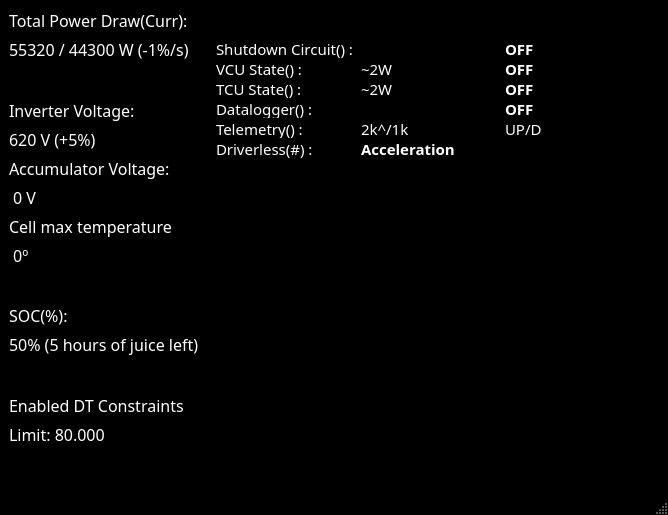
This is src/voidsterdebugwindow.ui in FSLART/volante_alpha_qt as Qt 5 draws it before an edit. The edited form follows.
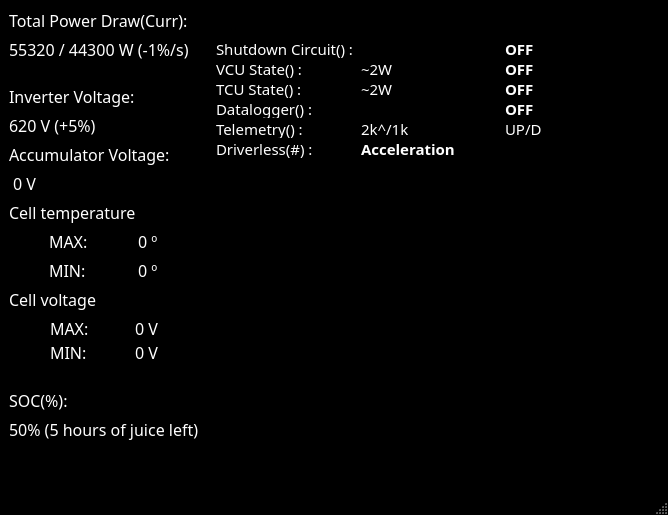
This is the edited form. Custom widgets are drawn as their Qt base class.

Commit message: compile banana

What changed in the file:
```diff
--- a/src/voidsterdebugwindow.ui
+++ b/src/voidsterdebugwindow.ui
@@ -490,10 +490,63 @@
           <property name="sizeConstraint">
            <enum>QLayout::SetDefaultConstraint</enum>
           </property>
+          <item row="10" column="0">
+           <layout class="QGridLayout" name="gridLayout_6">
+            <property name="spacing">
+             <number>1</number>
+            </property>
+            <item row="1" column="0">
+             <widget class="QLabel" name="cell_voltage_min_Prefix">
+              <property name="sizePolicy">
+               <sizepolicy hsizetype="Fixed" vsizetype="Preferred">
+                <horstretch>0</horstretch>
+                <verstretch>0</verstretch>
+               </sizepolicy>
+              </property>
+              <property name="text">
+               <string>MAX: </string>
+              </property>
+             </widget>
+            </item>
+            <item row="2" column="2">
+             <widget class="QLabel" name="Cell_voltage_min">
+              <property name="text">
+               <string>0 V</string>
+              </property>
+             </widget>
+            </item>
+            <item row="2" column="0">
+             <widget class="QLabel" name="label_5">
+              <property name="sizePolicy">
+               <sizepolicy hsizetype="Fixed" vsizetype="Preferred">
+                <horstretch>0</horstretch>
+                <verstretch>0</verstretch>
+               </sizepolicy>
+              </property>
+              <property name="text">
+               <string>MIN: </string>
+              </property>
+             </widget>
+            </item>
+            <item row="1" column="2">
+             <widget class="QLabel" name="cell_voltage_max">
+              <property name="sizePolicy">
+               <sizepolicy hsizetype="Fixed" vsizetype="Preferred">
+                <horstretch>0</horstretch>
+                <verstretch>0</verstretch>
+               </sizepolicy>
+              </property>
+              <property name="text">
+               <string>0 V</string>
+              </property>
+             </widget>
+            </item>
+           </layout>
+          </item>
           <item row="7" column="0">
            <widget class="QLabel" name="label_2">
             <property name="text">
-             <string>Cell max temperature</string>
+             <string>Cell temperature</string>
             </property>
            </widget>
           </item>
@@ -511,26 +564,6 @@
             </property>
            </widget>
           </item>
-          <item row="15" column="0">
-           <spacer name="DTConstraints_Spacer">
-            <property name="orientation">
-             <enum>Qt::Vertical</enum>
-            </property>
-            <property name="sizeHint" stdset="0">
-             <size>
-              <width>20</width>
-              <height>40</height>
-             </size>
-            </property>
-           </spacer>
-          </item>
-          <item row="11" column="0">
-           <widget class="FLabel" name="SOC_Label">
-            <property name="text">
-             <string>50% (5 hours of juice left)</string>
-            </property>
-           </widget>
-          </item>
           <item row="0" column="0">
            <widget class="QLabel" name="TotalPowerDraw_Prefix">
             <property name="text">
@@ -538,20 +571,33 @@
             </property>
            </widget>
           </item>
-          <item row="10" column="0">
+          <item row="16" column="0">
+           <widget class="FLabel" name="SOC_Label">
+            <property name="text">
+             <string>50% (5 hours of juice left)</string>
+            </property>
+           </widget>
+          </item>
+          <item row="18" column="0">
+           <spacer name="DTConstraints_Spacer">
+            <property name="orientation">
+             <enum>Qt::Vertical</enum>
+            </property>
+            <property name="sizeHint" stdset="0">
+             <size>
+              <width>20</width>
+              <height>40</height>
+             </size>
+            </property>
+           </spacer>
+          </item>
+          <item row="15" column="0">
            <widget class="QLabel" name="SOC_Prefix">
             <property name="text">
              <string>SOC(%):</string>
             </property>
            </widget>
           </item>
-          <item row="13" column="0">
-           <widget class="QLabel" name="DTConstraints_Prefix">
-            <property name="text">
-             <string>Enabled DT Constraints</string>
-            </property>
-           </widget>
-          </item>
           <item row="2" column="0">
            <spacer name="TotalPowerDraw_Spacer">
             <property name="orientation">
@@ -565,6 +611,19 @@
             </property>
            </spacer>
           </item>
+          <item row="9" column="0">
+           <widget class="QLabel" name="label_4">
+            <property name="sizePolicy">
+             <sizepolicy hsizetype="Preferred" vsizetype="Preferred">
+              <horstretch>0</horstretch>
+              <verstretch>0</verstretch>
+             </sizepolicy>
+            </property>
+            <property name="text">
+             <string>Cell voltage</string>
+            </property>
+           </widget>
+          </item>
           <item row="5" column="0">
            <widget class="QLabel" name="label">
             <property name="text">
@@ -572,6 +631,19 @@
             </property>
            </widget>
           </item>
+          <item row="17" column="0">
+           <spacer name="SOC_Spacer">
+            <property name="orientation">
+             <enum>Qt::Vertical</enum>
+            </property>
+            <property name="sizeHint" stdset="0">
+             <size>
+              <width>20</width>
+              <height>40</height>
+             </size>
+            </property>
+           </spacer>
+          </item>
           <item row="1" column="0">
            <widget class="FLabel" name="TotalPowerDraw_Label">
             <property name="text">
@@ -585,25 +657,55 @@
             </property>
            </widget>
           </item>
-          <item row="12" column="0">
-           <spacer name="SOC_Spacer">
-            <property name="orientation">
-             <enum>Qt::Vertical</enum>
-            </property>
-            <property name="sizeHint" stdset="0">
-             <size>
-              <width>20</width>
-              <height>40</height>
-             </size>
-            </property>
-           </spacer>
-          </item>
-          <item row="14" column="0">
-           <widget class="FLabel" name="DTConstraints_Label">
-            <property name="text">
-             <string>Limit: 80.000</string>
-            </property>
-           </widget>
+          <item row="8" column="0">
+           <layout class="QGridLayout" name="gridLayout_7">
+            <item row="1" column="0">
+             <widget class="QLabel" name="label_8">
+              <property name="sizePolicy">
+               <sizepolicy hsizetype="Fixed" vsizetype="Preferred">
+                <horstretch>0</horstretch>
+                <verstretch>0</verstretch>
+               </sizepolicy>
+              </property>
+              <property name="text">
+               <string>MIN: </string>
+              </property>
+             </widget>
+            </item>
+            <item row="0" column="0">
+             <widget class="QLabel" name="label_3">
+              <property name="sizePolicy">
+               <sizepolicy hsizetype="Fixed" vsizetype="Preferred">
+                <horstretch>0</horstretch>
+                <verstretch>0</verstretch>
+               </sizepolicy>
+              </property>
+              <property name="text">
+               <string>MAX: </string>
+              </property>
+             </widget>
+            </item>
+            <item row="0" column="1">
+             <widget class="QLabel" name="cellmax_temp">
+              <property name="sizePolicy">
+               <sizepolicy hsizetype="Fixed" vsizetype="Preferred">
+                <horstretch>0</horstretch>
+                <verstretch>0</verstretch>
+               </sizepolicy>
+              </property>
+              <property name="text">
+               <string>0 º</string>
+              </property>
+             </widget>
+            </item>
+            <item row="1" column="1">
+             <widget class="QLabel" name="cell_min_temp">
+              <property name="text">
+               <string>0 º</string>
+              </property>
+             </widget>
+            </item>
+           </layout>
           </item>
           <item row="6" column="0">
            <widget class="QLabel" name="Accumulator_voltage">
@@ -612,7 +714,7 @@
             </property>
            </widget>
           </item>
-          <item row="9" column="0">
+          <item row="14" column="0">
            <spacer name="InverterVoltage_Spacer">
             <property name="orientation">
              <enum>Qt::Vertical</enum>
@@ -625,13 +727,6 @@
             </property>
            </spacer>
           </item>
-          <item row="8" column="0">
-           <widget class="QLabel" name="max_cell_temp">
-            <property name="text">
-             <string> 0º</string>
-            </property>
-           </widget>
-          </item>
          </layout>
         </item>
        </layout>
```
The commit also changes 1 other file.
